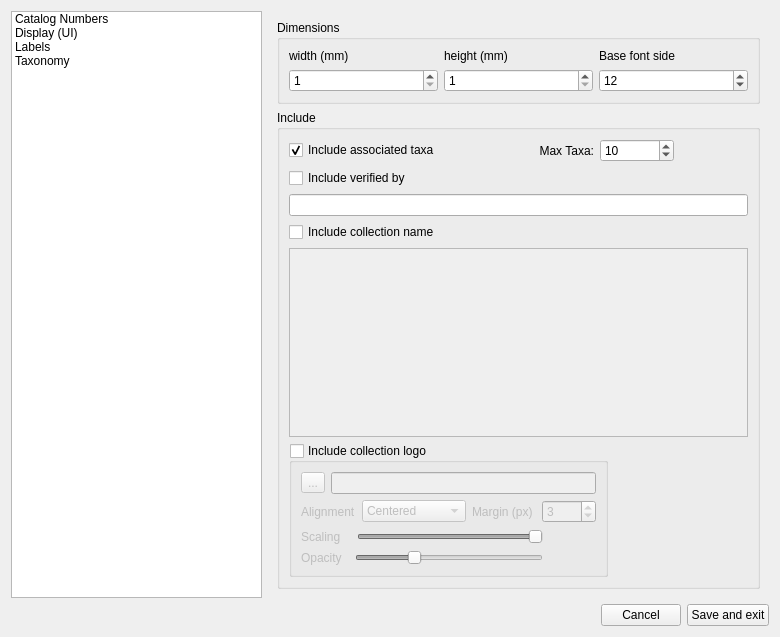
CapPow/collBook, file ui/settingsUI.ui: the form before one commit.
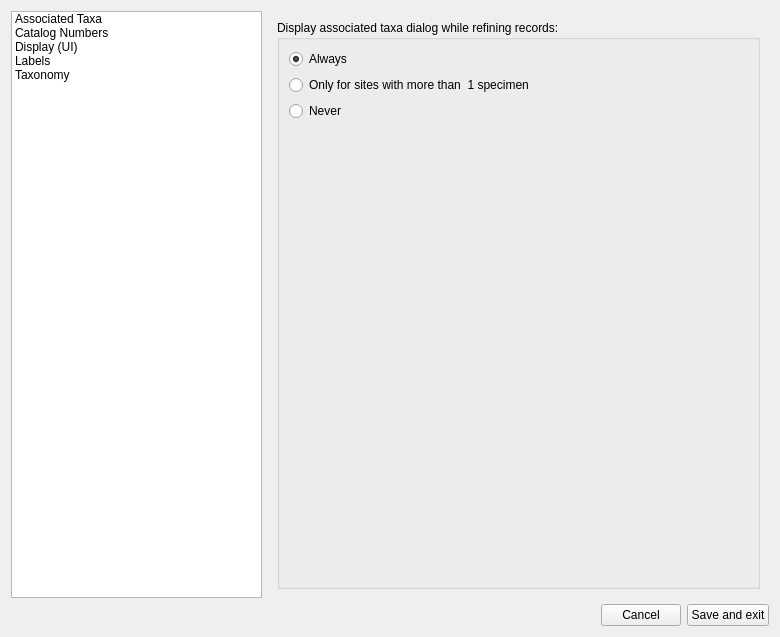
The form after the commit. Icons and pictures are not drawn.

Commit message: added: iNat imports, custom header handling on openCSV, associatedTaxaDialog preferences.

```diff
--- a/ui/settingsUI.ui
+++ b/ui/settingsUI.ui
@@ -54,6 +54,11 @@
           <property name="lineWidth">
            <number>1</number>
           </property>
+          <item>
+           <property name="text">
+            <string>Associated Taxa</string>
+           </property>
+          </item>
           <item>
            <property name="text">
             <string>Catalog Numbers</string>
@@ -82,7 +87,7 @@
          </widget>
         </item>
         <item>
-         <widget class="QStackedWidget" name="catalogNumberPage">
+         <widget class="QStackedWidget" name="settingsPage">
           <property name="sizePolicy">
            <sizepolicy hsizetype="Preferred" vsizetype="Preferred">
             <horstretch>2</horstretch>
@@ -92,7 +97,57 @@
           <property name="currentIndex">
            <number>2</number>
           </property>
-          <widget class="QWidget" name="page">
+          <widget class="QWidget" name="associatedTaxaPage">
+           <layout class="QGridLayout" name="gridLayout_9">
+            <item row="0" column="0">
+             <widget class="QGroupBox" name="groupBox_3">
+              <property name="title">
+               <string>Display associated taxa dialog while refining records:</string>
+              </property>
+              <layout class="QVBoxLayout" name="verticalLayout_2">
+               <item>
+                <widget class="QRadioButton" name="value_associatedAlways">
+                 <property name="text">
+                  <string>Always</string>
+                 </property>
+                 <property name="checked">
+                  <bool>true</bool>
+                 </property>
+                </widget>
+               </item>
+               <item>
+                <widget class="QRadioButton" name="value_associatedOnly">
+                 <property name="text">
+                  <string>Only for sites with more than  1 specimen</string>
+                 </property>
+                </widget>
+               </item>
+               <item>
+                <widget class="QRadioButton" name="value_associatedNever">
+                 <property name="text">
+                  <string>Never</string>
+                 </property>
+                </widget>
+               </item>
+               <item>
+                <spacer name="verticalSpacer_3">
+                 <property name="orientation">
+                  <enum>Qt::Vertical</enum>
+                 </property>
+                 <property name="sizeHint" stdset="0">
+                  <size>
+                   <width>20</width>
+                   <height>40</height>
+                  </size>
+                 </property>
+                </spacer>
+               </item>
+              </layout>
+             </widget>
+            </item>
+           </layout>
+          </widget>
+          <widget class="QWidget" name="catalogNumberPage">
            <layout class="QGridLayout" name="gridLayout_6">
             <item row="0" column="0">
              <widget class="QGroupBox" name="value_assignCatalogNumbers">
@@ -314,7 +369,7 @@
             <item row="0" column="0">
              <widget class="QGroupBox" name="labelDimentionsGroup">
               <property name="title">
-               <string>Dimensions</string>
+               <string>Label dimensions</string>
               </property>
               <layout class="QGridLayout" name="gridLayout_5">
                <item row="0" column="0">
@@ -371,7 +426,7 @@
             <item row="1" column="0">
              <widget class="QGroupBox" name="labelIncludeGroup">
               <property name="title">
-               <string>Include</string>
+               <string>Include on label</string>
               </property>
               <layout class="QFormLayout" name="formLayout_3">
                <item row="2" column="0" colspan="2">
```
Left out of the diff: 6 changed lines with no effect on the pictures. The commit also changes 12 other files.
